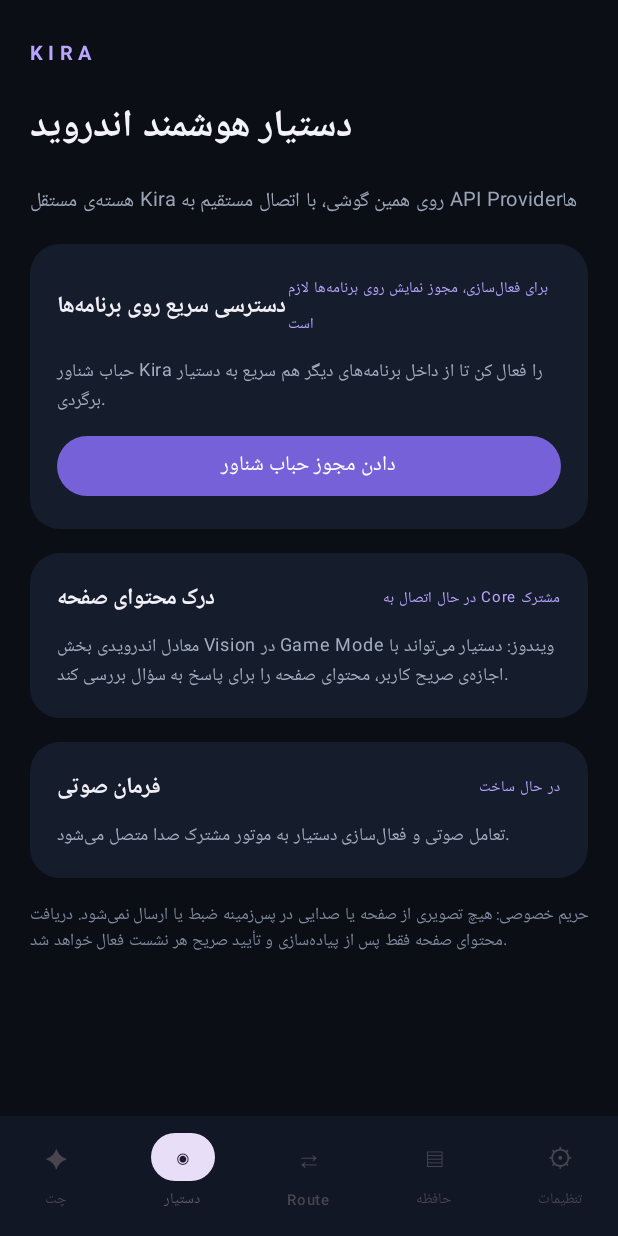
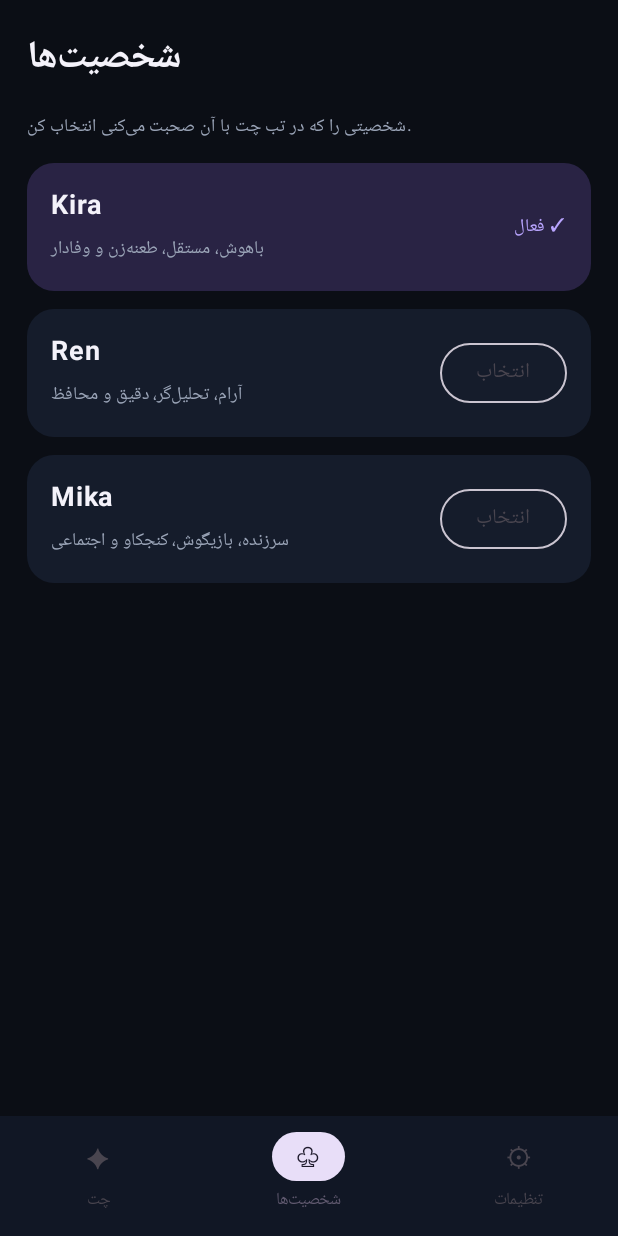
Before and after one commit to alizesta/Kira, an Android app built with Jetpack Compose: the screen it shows after launch (MainActivity), item 2 of the bottom bar chosen, on a phone screen of 412 x 824 dp. Run offline under Robolectric (Android 15) with nearby library versions, the phone set to English and light mode, and no system bars.

Commit message:
Simplify Android navigation to chat characters and settings

```diff
--- a/android/app/src/main/java/ai/kira/mobile/MainActivity.kt
+++ b/android/app/src/main/java/ai/kira/mobile/MainActivity.kt
@@ -3,135 +3,93 @@ package ai.kira.mobile
 import android.content.Intent
 import android.net.Uri
 import android.os.Bundle
-import android.os.Handler
-import android.os.Looper
 import android.provider.Settings
 import androidx.activity.ComponentActivity
 import androidx.activity.compose.rememberLauncherForActivityResult
 import androidx.activity.compose.setContent
 import androidx.activity.result.contract.ActivityResultContracts
 import androidx.compose.foundation.background
-import androidx.compose.foundation.layout.Arrangement
-import androidx.compose.foundation.layout.Column
-import androidx.compose.foundation.layout.Row
-import androidx.compose.foundation.layout.Spacer
-import androidx.compose.foundation.layout.fillMaxSize
-import androidx.compose.foundation.layout.fillMaxWidth
-import androidx.compose.foundation.layout.height
-import androidx.compose.foundation.layout.padding
-import androidx.compose.foundation.rememberScrollState
+import androidx.compose.foundation.layout.*
 import androidx.compose.foundation.shape.RoundedCornerShape
 import androidx.compose.foundation.verticalScroll
-import androidx.compose.material3.Button
-import androidx.compose.material3.ButtonDefaults
-import androidx.compose.material3.MaterialTheme
-import androidx.compose.material3.NavigationBar
-import androidx.compose.material3.NavigationBarItem
-import androidx.compose.material3.OutlinedButton
-import androidx.compose.material3.OutlinedTextField
-import androidx.compose.material3.CircularProgressIndicator
-import androidx.compose.material3.Scaffold
-import androidx.compose.material3.Surface
-import androidx.compose.material3.Text
-import androidx.compose.runtime.Composable
-import androidx.compose.runtime.DisposableEffect
-import androidx.compose.runtime.getValue
-import androidx.compose.runtime.mutableStateOf
-import androidx.compose.runtime.remember
-import androidx.compose.runtime.setValue
+import androidx.compose.foundation.rememberScrollState
+import androidx.compose.material3.*
+import androidx.compose.runtime.*
 import androidx.compose.ui.Alignment
 import androidx.compose.ui.Modifier
 import androidx.compose.ui.graphics.Color
 import androidx.compose.ui.platform.LocalContext
 import androidx.compose.ui.text.font.FontWeight
-import androidx.compose.ui.text.input.PasswordVisualTransformation
 import androidx.compose.ui.unit.dp
 import androidx.compose.ui.unit.sp
 import ai.kira.mobile.assistant.AiAssistantOverlayService
-import java.util.concurrent.Executors
-import android.os.Build
 
 class MainActivity : ComponentActivity() {
     override fun onCreate(savedInstanceState: Bundle?) {
         super.onCreate(savedInstanceState)
-        setContent {
-            KiraApp()
-        }
+        setContent { KiraApp() }
     }
 }
 
-private enum class KiraTab(val label: String, val glyph: String) {
-    CHAT("چت", "✦"),
-    ASSISTANT("دستیار", "◉"),
-    ROUTE("Route", "⇄"),
-    MEMORY("حافظه", "▤"),
-    SETTINGS("تنظیمات", "⚙")
+private enum class KiraTab(val label:String,val glyph:String) {
+    CHAT("چت","✦"), CHARACTERS("شخصیت‌ها","♧"), SETTINGS("تنظیمات","⚙")
 }
 
 @Composable
 private fun KiraApp() {
-    val context = LocalContext.current
-    var selectedTab by remember { mutableStateOf(KiraTab.ASSISTANT) }
-    var hasOverlayPermission by remember {
-        mutableStateOf(Settings.canDrawOverlays(context))
-    }
+    val context=LocalContext.current
+    var selectedTab by remember { mutableStateOf(KiraTab.CHAT) }
+    var selectedCharacter by remember { mutableStateOf("kira") }
+    var settingsPage by remember { mutableStateOf("home") }
+    var hasOverlayPermission by remember { mutableStateOf(Settings.canDrawOverlays(context)) }
     var overlayStarted by remember { mutableStateOf(false) }
-
-    val overlaySettingsLauncher = rememberLauncherForActivityResult(
-        contract = ActivityResultContracts.StartActivityForResult()
-    ) {
-        hasOverlayPermission = Settings.canDrawOverlays(context)
+    val overlaySettingsLauncher=rememberLauncherForActivityResult(ActivityResultContracts.StartActivityForResult()) {
+        hasOverlayPermission=Settings.canDrawOverlays(context)
     }
 
     MaterialTheme {
         Scaffold(
-            containerColor = Color(0xFF0B0E15),
-            bottomBar = {
-                NavigationBar(containerColor = Color(0xFF111725)) {
+            containerColor=Color(0xFF0B0E15),
+            bottomBar={
+                NavigationBar(containerColor=Color(0xFF111725)) {
                     KiraTab.entries.forEach { tab ->
-                        NavigationBarItem(
-                            selected = selectedTab == tab,
-                            onClick = { selectedTab = tab },
-                            icon = { Text(tab.glyph, fontSize = 17.sp) },
-                            label = { Text(tab.label, fontSize = 10.sp) }
-                        )
+                        NavigationBarItem(selected=selectedTab==tab,onClick={selectedTab=tab},
+                            icon={Text(tab.glyph,fontSize=18.sp)},label={Text(tab.label,fontSize=11.sp)})
                     }
                 }
             }
-        ) { contentPadding ->
-            Surface(
-                modifier = Modifier
-                    .fillMaxSize()
-                    .padding(contentPadding),
-                color = Color(0xFF0B0E15)
-            ) {
-                when (selectedTab) {
-                    KiraTab.ASSISTANT -> AssistantScreen(
-                        hasOverlayPermission = hasOverlayPermission,
-                        overlayStarted = overlayStarted,
-                        onRequestOverlayPermission = {
-                            val intent = Intent(
-                                Settings.ACTION_MANAGE_OVERLAY_PERMISSION,
-                                Uri.parse("package:" + context.packageName)
+        ) { padding ->
+            Surface(Modifier.fillMaxSize().padding(padding),color=Color(0xFF0B0E15)) {
+                when(selectedTab) {
+                    KiraTab.CHAT -> KiraChatScreen(character=selectedCharacter,onCharacterChange={selectedCharacter=it})
+                    KiraTab.CHARACTERS -> KiraCharactersScreen(selectedCharacter) { selectedCharacter=it }
+                    KiraTab.SETTINGS -> when(settingsPage) {
+                        "route" -> SettingsSubpage("اتصال API و مدل‌ها",{settingsPage="home"}) { KiraRouteScreen() }
+                        "memory" -> SettingsSubpage("حافظه بلندمدت",{settingsPage="home"}) { KiraMemoryScreen() }
+                        "assistant" -> SettingsSubpage("دستیار و ویس",{settingsPage="home"}) {
+                            AssistantScreen(
+                                hasOverlayPermission=hasOverlayPermission,
+                                overlayStarted=overlayStarted,
+                                onRequestOverlayPermission={
+                                    val intent=Intent(Settings.ACTION_MANAGE_OVERLAY_PERMISSION,Uri.parse("package:"+context.packageName))
+                                    overlaySettingsLauncher.launch(intent)
+                                },
+                                onStartOverlay={
+                                    val intent=Intent(context,AiAssistantOverlayService::class.java).setAction(AiAssistantOverlayService.ACTION_START)
+                                    overlayStarted=context.startService(intent)!=null
+                                },
+                                onStopOverlay={
+                                    context.startService(Intent(context,AiAssistantOverlayService::class.java).setAction(AiAssistantOverlayService.ACTION_STOP))
+                                    overlayStarted=false
+                                }
                             )
-                            overlaySettingsLauncher.launch(intent)
-                        },
-                        onStartOverlay = {
-                            val intent = Intent(context, AiAssistantOverlayService::class.java)
-                                .setAction(AiAssistantOverlayService.ACTION_START)
-                            overlayStarted = context.startService(intent) != null
-                        },
-                        onStopOverlay = {
-                            val intent = Intent(context, AiAssistantOverlayService::class.java)
-                                .setAction(AiAssistantOverlayService.ACTION_STOP)
-                            context.startService(intent)
-                            overlayStarted = false
                         }
-                    )
-                    KiraTab.CHAT -> KiraChatScreen()
-                    KiraTab.ROUTE -> KiraRouteScreen()
-                    KiraTab.MEMORY -> KiraMemoryScreen()
-                    KiraTab.SETTINGS -> CoreAccountScreen()
+                        else -> KiraSettingsHome(
+                            onRoute={settingsPage="route"},
+                            onMemory={settingsPage="memory"},
+                            onAssistant={settingsPage="assistant"}
+                        )
+                    }
                 }
             }
         }
@@ -139,205 +97,104 @@ private fun KiraApp() {
 }
 
 @Composable
-private fun CoreAccountScreen() {
-    val context = LocalContext.current
-    val core = remember { ai.kira.mobile.core.LocalKiraCore(context) }
-    val skills = remember { core.installedSkills() }
-    Column(
-        modifier = Modifier.fillMaxSize().verticalScroll(rememberScrollState()).padding(20.dp),
-        verticalArrangement = Arrangement.spacedBy(14.dp)
-    ) {
-        Text("KIRA LOCAL CORE", color = Color(0xFFB9A5FF), fontSize = 11.sp, fontWeight = FontWeight.Bold, letterSpacing = 2.sp)
-        Text("هسته روی همین دستگاه", color = Color(0xFFF4F2FA), fontSize = 24.sp, fontWeight = FontWeight.Bold)
-        InfoPanel(
-            title = "وضعیت هسته",
-            description = "چت، Routeها، حافظه و کتابخانه مهارت‌ها محلی هستند. برای استفاده از مدل ابری فقط کلید API خودت را در بخش Route وارد کن.",
-            status = "آماده · بدون نیاز به حساب یا سرور Kira"
-        ) {
-            Text("پایگاه داده: SQLite محلی", color = Color(0xFF8FD6B0), fontSize = 12.sp)
-            Text("محل Library: " + core.libraryDirectory(), color = Color(0xFF9BA5B8), fontSize = 10.sp, lineHeight = 16.sp)
-            Text("مهارت‌های نصب‌شده: " + skills.size, color = Color(0xFF9BA5B8), fontSize = 11.sp)
-            if (skills.isNotEmpty()) Text(skills.joinToString("، "), color = Color(0xFFEDEBF4), fontSize = 12.sp)
+private fun SettingsSubpage(title:String,onBack:()->Unit,content:@Composable ()->Unit) {
+    Column(Modifier.fillMaxSize().background(Color(0xFF0B0E15))) {
+        Row(Modifier.fillMaxWidth().padding(horizontal=12.dp,vertical=6.dp),verticalAlignment=Alignment.CenterVertically) {
+            TextButton(onClick=onBack) { Text("‹ بازگشت",color=Color(0xFFB9A5FF)) }
+            Text(title,color=Color(0xFFF4F2FA),fontWeight=FontWeight.SemiBold,fontSize=16.sp)
         }
-        InfoPanel(
-            title = "امنیت API Key",
-            description = "کلیدها با AES/GCM و Android Keystore رمزنگاری می‌شوند و به هیچ سرور Kira ارسال نمی‌شوند.",
-            status = "ذخیره‌سازی خصوصی برنامه"
-        ) {}
-        InfoPanel(
-            title = "همگام‌سازی ویندوز و اندروید",
-            description = "هر دستگاه Core محلی خودش را دارد. انتقال یا همگام‌سازی اختیاری را بعداً می‌توان با فایل رمزنگاری‌شده یا اتصال مستقیم بین دستگاه‌ها اضافه کرد.",
-            status = "فعلاً داده‌ها روی همین دستگاه می‌مانند"
-        ) {}
-        Text("برای افزودن مدل و کلید API وارد تب Route شو. Kira درخواست را مستقیماً به Provider انتخاب‌شده می‌فرستد.", color = Color(0xFF9BA5B8), fontSize = 12.sp, lineHeight = 19.sp)
+        Box(Modifier.weight(1f)) { content() }
+    }
+}
+
+@Composable
+private fun KiraSettingsHome(onRoute:()->Unit,onMemory:()->Unit,onAssistant:()->Unit) {
+    val context=LocalContext.current
+    val core=remember { ai.kira.mobile.core.LocalKiraCore(context) }
+    val skills=remember { core.installedSkills() }
+    Column(Modifier.fillMaxSize().verticalScroll(rememberScrollState()).padding(18.dp),verticalArrangement=Arrangement.spacedBy(12.dp)) {
+        Text("تنظیمات Kira",color=Color(0xFFF4F2FA),fontSize=25.sp,fontWeight=FontWeight.Bold)
+        Text("هسته و داده‌ها روی همین دستگاه نگهداری می‌شوند.",color=Color(0xFF9BA5B8),fontSize=12.sp)
+        SettingsCard("اتصال API و مدل‌ها","افزودن کلید، دریافت خودکار مدل‌ها و مدیریت اولویت و جایگزینی",onRoute)
+        SettingsCard("حافظه بلندمدت","مدیریت یادداشت‌هایی که Kira، Ren و Mika به خاطر می‌سپارند",onMemory)
+        SettingsCard("ویس و دستیار شناور","تنظیم دسترسی صوتی و حباب دستیار",onAssistant)
+        SettingsCard("هسته محلی","SQLite محلی، کتابخانه مهارت‌ها و امنیت کلیدها",{})
+        Text("کتابخانه: "+core.libraryDirectory(),color=Color(0xFF7F8A9E),fontSize=10.sp)
+        Text("مهارت‌های نصب‌شده: "+skills.size,color=Color(0xFF7F8A9E),fontSize=11.sp)
+        Text("API Keyها با Android Keystore رمزنگاری می‌شوند و مستقیماً از گوشی به Provider ارسال می‌شوند.",color=Color(0xFF7F8A9E),fontSize=11.sp,lineHeight=17.sp)
+    }
+}
+
+@Composable
+private fun SettingsCard(title:String,description:String,onClick:()->Unit) {
+    Surface(color=Color(0xFF151C2B),shape=RoundedCornerShape(16.dp),modifier=Modifier.fillMaxWidth(),onClick=onClick) {
+        Column(Modifier.padding(16.dp),verticalArrangement=Arrangement.spacedBy(5.dp)) {
+            Text(title,color=Color(0xFFF1EFF8),fontWeight=FontWeight.SemiBold,fontSize=15.sp)
+            Text(description,color=Color(0xFF9BA5B8),fontSize=11.sp,lineHeight=17.sp)
+        }
+    }
+}
+
+@Composable
+private fun KiraCharactersScreen(selected:String,onSelect:(String)->Unit) {
+    val characters=listOf(
+        Triple("kira","Kira","باهوش، مستقل، طعنه‌زن و وفادار"),
+        Triple("ren","Ren","آرام، تحلیل‌گر، دقیق و محافظ"),
+        Triple("mika","Mika","سرزنده، بازیگوش، کنجکاو و اجتماعی")
+    )
+    Column(Modifier.fillMaxSize().padding(18.dp),verticalArrangement=Arrangement.spacedBy(12.dp)) {
+        Text("شخصیت‌ها",color=Color(0xFFF4F2FA),fontSize=25.sp,fontWeight=FontWeight.Bold)
+        Text("شخصیتی را که در تب چت با آن صحبت می‌کنی انتخاب کن.",color=Color(0xFF9BA5B8),fontSize=12.sp)
+        characters.forEach { (id,name,description) ->
+            Surface(color=if(selected==id) Color(0xFF292344) else Color(0xFF151C2B),shape=RoundedCornerShape(18.dp),
+                modifier=Modifier.fillMaxWidth(),onClick={onSelect(id)}) {
+                Row(Modifier.padding(16.dp),verticalAlignment=Alignment.CenterVertically,horizontalArrangement=Arrangement.SpaceBetween) {
+                    Column(Modifier.weight(1f),verticalArrangement=Arrangement.spacedBy(5.dp)) {
+                        Text(name,color=Color(0xFFF4F2FA),fontSize=18.sp,fontWeight=FontWeight.Bold)
+                        Text(description,color=Color(0xFF9BA5B8),fontSize=12.sp)
+                    }
+                    if(selected==id) Text("فعال ✓",color=Color(0xFFB9A5FF),fontSize=12.sp)
+                    else OutlinedButton(onClick={onSelect(id)}) { Text("انتخاب") }
+                }
+            }
+        }
     }
 }
 
 @Composable
 private fun AssistantScreen(
-    hasOverlayPermission: Boolean,
-    overlayStarted: Boolean,
-    onRequestOverlayPermission: () -> Unit,
-    onStartOverlay: () -> Unit,
-    onStopOverlay: () -> Unit
+    hasOverlayPermission:Boolean,
+    overlayStarted:Boolean,
+    onRequestOverlayPermission:()->Unit,
+    onStartOverlay:()->Unit,
+    onStopOverlay:()->Unit
 ) {
-    Column(
-        modifier = Modifier
-            .fillMaxSize()
-            .verticalScroll(rememberScrollState())
-            .padding(horizontal = 20.dp, vertical = 24.dp),
-        verticalArrangement = Arrangement.spacedBy(16.dp)
-    ) {
-        Text(
-            text = "KIRA",
-            color = Color(0xFFB9A5FF),
-            fontSize = 13.sp,
-            fontWeight = FontWeight.Bold,
-            letterSpacing = 4.sp
-        )
-        Text(
-            text = "دستیار هوشمند اندروید",
-            color = Color(0xFFF4F2FA),
-            fontSize = 25.sp,
-            fontWeight = FontWeight.Bold
-        )
-        Text(
-            text = "هسته‌ی مستقل Kira روی همین گوشی، با اتصال مستقیم به API Providerها",
-            color = Color(0xFF9BA5B8),
-            fontSize = 13.sp
-        )
-
-        InfoPanel(
-            title = "دسترسی سریع روی برنامه‌ها",
-            description = "حباب شناور Kira را فعال کن تا از داخل برنامه‌های دیگر هم سریع به دستیار برگردی.",
-            status = when {
-                overlayStarted -> "حباب شناور فعال شده"
-                hasOverlayPermission -> "مجوز نمایش روی برنامه‌ها آماده است"
-                else -> "برای فعال‌سازی، مجوز نمایش روی برنامه‌ها لازم است"
-            }
-        ) {
-            if (!hasOverlayPermission) {
-                Button(
-                    onClick = onRequestOverlayPermission,
-                    modifier = Modifier.fillMaxWidth(),
-                    colors = ButtonDefaults.buttonColors(
-                        containerColor = Color(0xFF7661D8)
-                    )
-                ) {
-                    Text("دادن مجوز حباب شناور")
-                }
-            } else if (!overlayStarted) {
-                Button(
-                    onClick = onStartOverlay,
-                    modifier = Modifier.fillMaxWidth(),
-                    colors = ButtonDefaults.buttonColors(
-                        containerColor = Color(0xFF7661D8)
-                    )
-                ) {
-                    Text("فعال‌کردن دستیار شناور")
-                }
-            } else {
-                OutlinedButton(
-                    onClick = onStopOverlay,
-                    modifier = Modifier.fillMaxWidth()
-                ) {
-                    Text("خاموش‌کردن حباب")
-                }
-            }
+    Column(Modifier.fillMaxSize().verticalScroll(rememberScrollState()).padding(18.dp),verticalArrangement=Arrangement.spacedBy(14.dp)) {
+        Text("دستیار و ویس",color=Color(0xFFF4F2FA),fontSize=23.sp,fontWeight=FontWeight.Bold)
+        InfoPanel("دسترسی سریع روی برنامه‌ها","حباب شناور Kira برای دسترسی از داخل برنامه‌های دیگر.",when {
+            overlayStarted -> "حباب شناور فعال است"
+            hasOverlayPermission -> "مجوز آماده است"
+            else -> "نیازمند مجوز نمایش روی برنامه‌ها"
+        }) {
+            if(!hasOverlayPermission) Button(onClick=onRequestOverlayPermission,modifier=Modifier.fillMaxWidth()) { Text("دادن مجوز") }
+            else if(!overlayStarted) Button(onClick=onStartOverlay,modifier=Modifier.fillMaxWidth()) { Text("فعال‌کردن حباب") }
+            else OutlinedButton(onClick=onStopOverlay,modifier=Modifier.fillMaxWidth()) { Text("خاموش‌کردن حباب") }
         }
-
-        InfoPanel(
-            title = "درک محتوای صفحه",
-            description = "معادل اندرویدی بخش Vision در Game Mode ویندوز: دستیار می‌تواند با اجازه‌ی صریح کاربر، محتوای صفحه را برای پاسخ به سؤال بررسی کند.",
-            status = "در حال اتصال به Core مشترک"
-        )
-
-        InfoPanel(
-            title = "فرمان صوتی",
-            description = "تعامل صوتی و فعال‌سازی دستیار به موتور مشترک صدا متصل می‌شود.",
-            status = "در حال ساخت"
-        )
-
-        Text(
-            text = "حریم خصوصی: هیچ تصویری از صفحه یا صدایی در پس‌زمینه ضبط یا ارسال نمی‌شود. دریافت محتوای صفحه فقط پس از پیاده‌سازی و تأیید صریح هر نشست فعال خواهد شد.",
-            color = Color(0xFF7F8A9E),
-            fontSize = 11.sp,
-            lineHeight = 17.sp
-        )
+        InfoPanel("تعامل صوتی","مجوز میکروفون برای قابلیت‌های صوتی آینده در نظر گرفته شده است. موتور گفتار به متن و تبدیل متن به گفتار هنوز به Providerها متصل نشده.","در حال توسعه") {}
+        InfoPanel("درک محتوای صفحه","تحلیل صفحه فقط با اجازه صریح کاربر و پس از پیاده‌سازی نشست امن فعال می‌شود.","فعلاً غیرفعال") {}
     }
 }
 
 @Composable
-private fun InfoPanel(
-    title: String,
-    description: String,
-    status: String,
-    actions: @Composable () -> Unit = {}
-) {
-    Surface(
-        color = Color(0xFF151C2B),
-        shape = RoundedCornerShape(20.dp),
-        modifier = Modifier.fillMaxWidth()
-    ) {
-        Column(
-            modifier = Modifier.padding(18.dp),
-            verticalArrangement = Arrangement.spacedBy(9.dp)
-        ) {
-            Row(
-                modifier = Modifier.fillMaxWidth(),
-                horizontalArrangement = Arrangement.SpaceBetween,
-                verticalAlignment = Alignment.CenterVertically
-            ) {
-                Text(
-                    text = title,
-                    color = Color(0xFFF1EFF8),
-                    fontWeight = FontWeight.SemiBold,
-                    fontSize = 15.sp
-                )
-                Text(
-                    text = status,
-                    color = Color(0xFFB9A5FF),
-                    fontSize = 10.sp
-                )
+private fun InfoPanel(title:String,description:String,status:String,actions:@Composable ()->Unit={}) {
+    Surface(color=Color(0xFF151C2B),shape=RoundedCornerShape(18.dp),modifier=Modifier.fillMaxWidth()) {
+        Column(Modifier.padding(16.dp),verticalArrangement=Arrangement.spacedBy(8.dp)) {
+            Row(Modifier.fillMaxWidth(),horizontalArrangement=Arrangement.SpaceBetween,verticalAlignment=Alignment.CenterVertically) {
+                Text(title,color=Color(0xFFF1EFF8),fontWeight=FontWeight.SemiBold,fontSize=15.sp)
+                Text(status,color=Color(0xFFB9A5FF),fontSize=10.sp)
             }
-            Text(
-                text = description,
-                color = Color(0xFFA2ADC0),
-                fontSize = 12.sp,
-                lineHeight = 19.sp
-            )
+            Text(description,color=Color(0xFFA2ADC0),fontSize=12.sp,lineHeight=18.sp)
             actions()
         }
     }
 }
-
-@Composable
-private fun PlaceholderScreen(title: String, description: String) {
-    Column(
-        modifier = Modifier
-            .fillMaxSize()
-            .padding(24.dp),
-        verticalArrangement = Arrangement.Center,
-        horizontalAlignment = Alignment.Start
-    ) {
-        Text(
-            text = title,
-            color = Color(0xFFF1EFF8),
-            fontSize = 24.sp,
-            fontWeight = FontWeight.Bold
-        )
-        Spacer(modifier = Modifier.height(12.dp))
-        Text(
-            text = description,
-            color = Color(0xFFA2ADC0),
-            fontSize = 14.sp,
-            lineHeight = 22.sp
-        )
-        Spacer(modifier = Modifier.height(18.dp))
-        Text(
-            text = "این بخش هنوز به موتور اصلی متصل نشده است.",
-            color = Color(0xFFB9A5FF),
-            fontSize = 12.sp
-        )
-    }
-}
```
